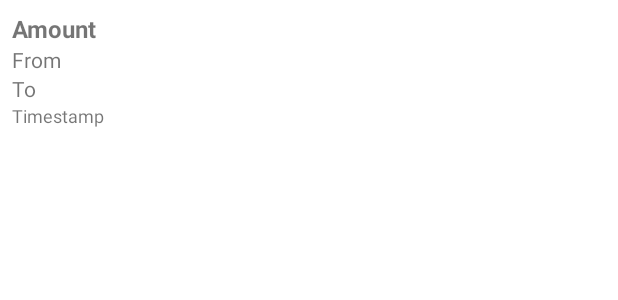
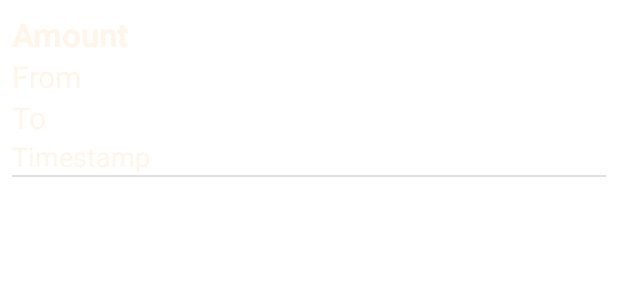
Before and after one commit to JuanNathaniel/Pinkie, an Android app: the layout item_transactions.xml on its own in the app's theme, with its tools: preview values and no code run, on a phone screen of 412 x 824 dp. Shown: the top 300 px of the screen. Run offline under Robolectric (Android 15) with nearby library versions, the phone set to English and light mode, and no system bars.

Commit message:
Beauty Layout

```diff
--- a/app/src/main/res/layout/item_transactions.xml
+++ b/app/src/main/res/layout/item_transactions.xml
@@ -9,7 +9,8 @@
         android:layout_width="wrap_content"
         android:layout_height="wrap_content"
         android:text="Amount"
-        android:textSize="16sp"
+        android:textSize="22sp"
+        android:textColor="@color/bone"
         android:textStyle="bold" />
 
     <TextView
@@ -17,19 +18,28 @@
         android:layout_width="wrap_content"
         android:layout_height="wrap_content"
         android:text="From"
-        android:textSize="14sp" />
+        android:textColor="@color/bone"
+        android:textSize="20sp" />
 
     <TextView
         android:id="@+id/tvTransactionTo"
         android:layout_width="wrap_content"
         android:layout_height="wrap_content"
         android:text="To"
-        android:textSize="14sp" />
+        android:textColor="@color/bone"
+        android:textSize="20sp" />
 
     <TextView
         android:id="@+id/tvTransactionTimestamp"
         android:layout_width="wrap_content"
         android:layout_height="wrap_content"
         android:text="Timestamp"
-        android:textSize="12sp" />
+        android:textColor="@color/bone"
+        android:textSize="18sp" />
+
+    <View
+        android:id="@+id/divider"
+        android:layout_width="match_parent"
+        android:layout_height="1dp"
+        android:background="?android:attr/listDivider" />
 </LinearLayout>
--- a/app/src/main/res/layout/transfer.xml
+++ b/app/src/main/res/layout/transfer.xml
@@ -9,7 +9,6 @@
     android:padding="16dp"
     android:background="@color/pink"
     tools:context=".backend.TransferActivity">
-    >
 
     <ImageButton
         android:id="@+id/backward_button"
```
Also changed, not shown: app/src/main/java/com/example/pinkiewallet/view/activity/HistoryActivity.kt (+13 -0 lines), app/src/main/java/com/example/pinkiewallet/view/adapter/TransactionAdapter.kt (+16 -5 lines), app/src/main/res/layout/activity_history.xml (+27 -7 lines).
